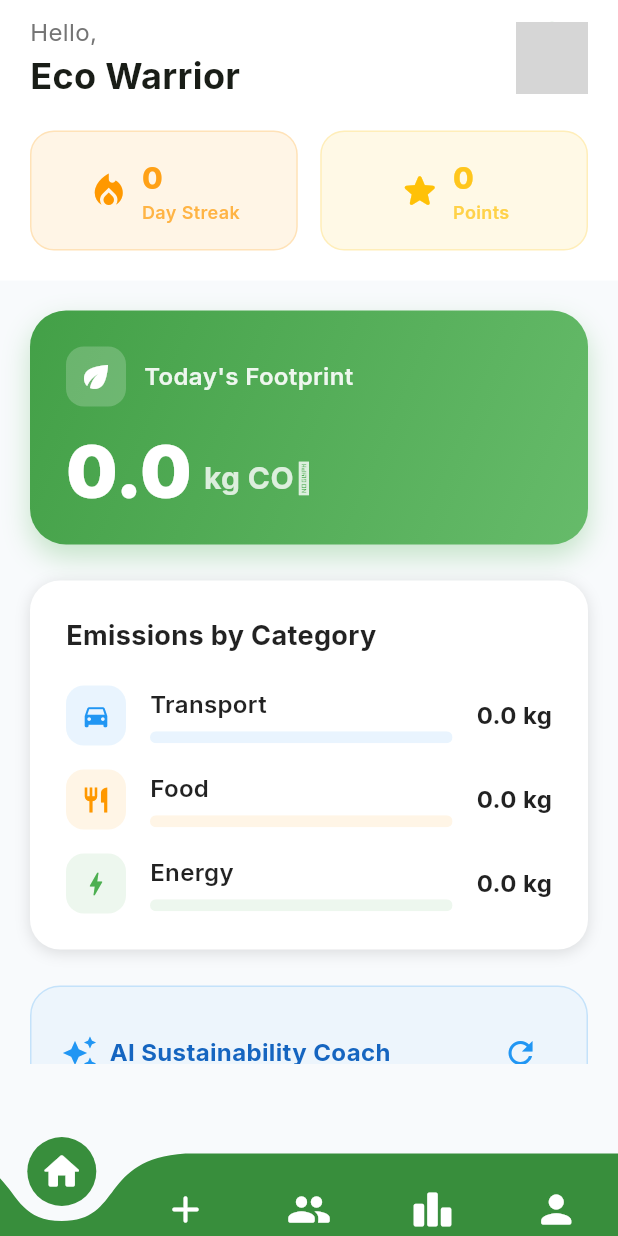
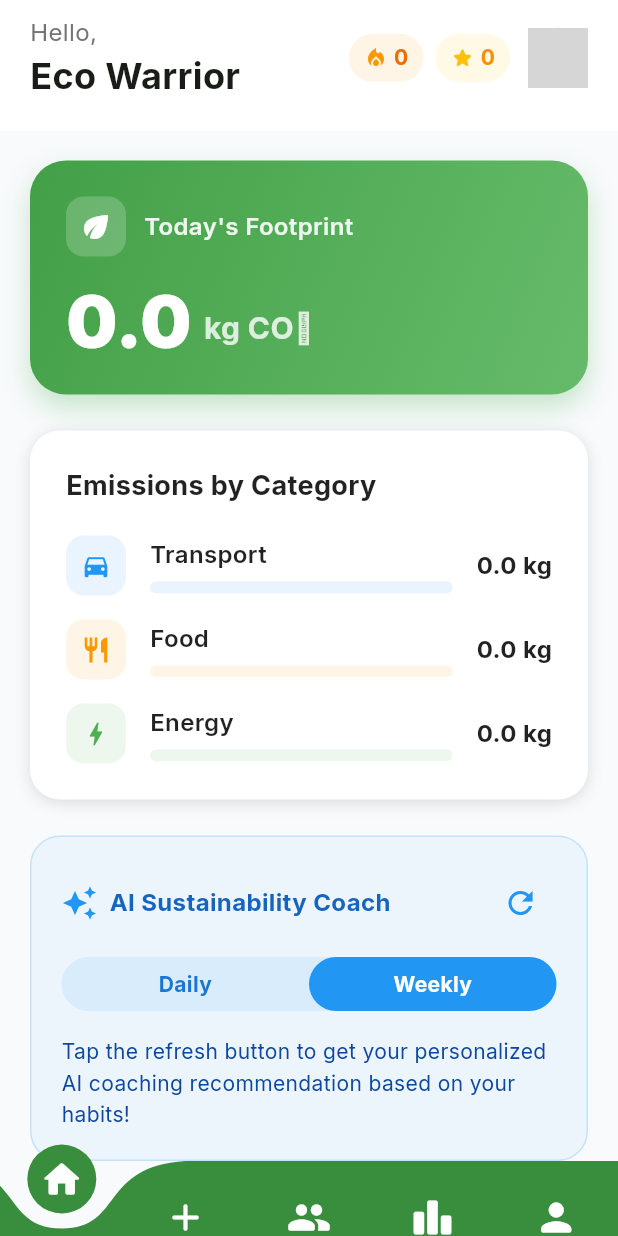
Before and after one commit to Minniefo/co2-footprint-tracker, a Flutter app: the HomeScreen screen opened directly, on a phone screen of 412 x 824 dp. Run offline on Flutter 3.47's test engine with Material 3 defaults, Android fonts, the phone set to English and light mode, and no system bars; drawn by our look-alikes of curved_navigation_bar; our stand-ins replace cloud_firestore, firebase_auth, firebase_core, firebase_storage, flutter_dotenv, flutter_map and 5 more; accounts and stored records are empty; network calls fail; grey boxes are pictures that could not be loaded.

Commit message:
Fixed the bottom navbar allignment issues.

```diff
--- a/co2_footprint_tracker/lib/screens/activity/add_activity_screen.dart
+++ b/co2_footprint_tracker/lib/screens/activity/add_activity_screen.dart
@@ -190,7 +190,7 @@ class _TransportActivityFormState extends ConsumerState<TransportActivityForm> {
         final impact = calc.getImpactLevel(currentCo2);
 
         return SingleChildScrollView(
-          padding: const EdgeInsets.all(20.0),
+          padding: const EdgeInsets.fromLTRB(20, 20, 20, 80),
           child: Form(
             key: _formKey,
             child: Column(
@@ -510,7 +510,7 @@ class _FoodActivityFormState extends ConsumerState<FoodActivityForm> {
         final impact = calc.getImpactLevel(currentCo2);
 
         return Padding(
-          padding: const EdgeInsets.all(20.0),
+          padding: const EdgeInsets.fromLTRB(20, 20, 20, 80),
           child: Form(
             key: _formKey,
             child: Column(
@@ -673,7 +673,7 @@ class _EnergyActivityFormState extends ConsumerState<EnergyActivityForm> {
         final impact = calc.getImpactLevel(currentCo2);
 
         return Padding(
-          padding: const EdgeInsets.all(20.0),
+          padding: const EdgeInsets.fromLTRB(20, 20, 20, 80),
           child: Form(
             key: _formKey,
             child: Column(
--- a/co2_footprint_tracker/lib/screens/community/community_screen.dart
+++ b/co2_footprint_tracker/lib/screens/community/community_screen.dart
@@ -82,7 +82,7 @@ class _CommunityScreenState extends ConsumerState<CommunityScreen> {
             onRefresh: _refresh,
             child: ListView.builder(
               controller: _scrollController,
-              padding: const EdgeInsets.symmetric(vertical: 12),
+              padding: const EdgeInsets.only(top: 12, bottom: 80),
               itemCount: feed.posts.length + (feed.isLoadingMore ? 1 : 0),
               itemBuilder: (context, index) {
                 if (index == feed.posts.length) {
--- a/co2_footprint_tracker/lib/screens/home/home_screen.dart
+++ b/co2_footprint_tracker/lib/screens/home/home_screen.dart
@@ -40,16 +40,13 @@ class _HomeScreenState extends ConsumerState<HomeScreen> {
     return Scaffold(
       backgroundColor: const Color(0xFFF8FAFC),
       extendBody: true, // Important for the curved bar to show background properly
-      body: Padding(
-        padding: const EdgeInsets.only(bottom: 60),
-        child: IndexedStack(
+      body: IndexedStack(
         index: currentIndex,
         children: _screens,
       ),
-      ),
       bottomNavigationBar: CurvedNavigationBar(
         index: currentIndex,
-        height: 55,
+        height: 50,
         items: const [
           Icon(Icons.home_rounded, size: 30, color: Colors.white),
           Icon(Icons.add_rounded, size: 30, color: Colors.white),
@@ -121,6 +118,7 @@ class HomeDashboard extends ConsumerWidget {
               final streak = userModel?.streak ?? 0;
 
               return SingleChildScrollView(
+                padding: const EdgeInsets.only(bottom: 80), // To ensure content doesn't get lost under the 50px curved nav bar
                 child: Column(
                   children: [
                     // 1. Header
@@ -147,6 +145,41 @@ class HomeDashboard extends ConsumerWidget {
                                   ],
                                 ),
                               ),
+                              Row(
+                                children: [
+                                  GestureDetector(
+                                    onTap: () => Navigator.push(context, MaterialPageRoute(builder: (_) => const GamificationScreen())),
+                                    child: Row(
+                                      children: [
+                                        // Streak Chip
+                                        Container(
+                                          padding: const EdgeInsets.symmetric(horizontal: 10, vertical: 6),
+                                          decoration: BoxDecoration(color: Colors.orange.withValues(alpha: 0.1), borderRadius: BorderRadius.circular(20)),
+                                          child: Row(
+                                            children: [
+                                              const Icon(Icons.local_fire_department, color: Colors.orange, size: 16),
+                                              const SizedBox(width: 4),
+                                              Text(streak.toString(), style: GoogleFonts.inter(fontWeight: FontWeight.bold, color: Colors.orange.shade800)),
+                                            ],
+                                          ),
+                                        ),
+                                        const SizedBox(width: 8),
+                                        // Points Chip
+                                        Container(
+                                          padding: const EdgeInsets.symmetric(horizontal: 10, vertical: 6),
+                                          decoration: BoxDecoration(color: Colors.amber.withValues(alpha: 0.1), borderRadius: BorderRadius.circular(20)),
+                                          child: Row(
+                                            children: [
+                                              const Icon(Icons.star_rounded, color: Colors.amber, size: 16),
+                                              const SizedBox(width: 4),
+                                              Text(points.toString(), style: GoogleFonts.inter(fontWeight: FontWeight.bold, color: Colors.amber.shade800)),
+                                            ],
+                                          ),
+                                        ),
+                                      ],
+                                    ),
+                                  ),
+                                  const SizedBox(width: 12),
                                   PopupMenuButton<String>(
                                     onSelected: (val) async {
                                       if (val == 'logout') {
@@ -169,7 +202,7 @@ class HomeDashboard extends ConsumerWidget {
                                       ),
                                     ],
                                     child: CircleAvatar(
-                                  radius: 24,
+                                      radius: 20,
                                       backgroundColor: Colors.green.shade100,
                                       backgroundImage: userModel?.photoUrl != null ? NetworkImage(userModel!.photoUrl!) : null,
                                       child: userModel?.photoUrl == null
@@ -179,26 +212,7 @@ class HomeDashboard extends ConsumerWidget {
                                   ),
                                 ],
                               ),
-                          const SizedBox(height: 20),
-                          GestureDetector(
-                            onTap: () => Navigator.push(context, MaterialPageRoute(builder: (_) => const GamificationScreen())),
-                            child: Row(
-                              children: [
-                                Expanded(child: _buildHeaderMetricCard(
-                                  icon: Icons.local_fire_department,
-                                  color: Colors.orange,
-                                  value: streak.toString(),
-                                  label: 'Day Streak',
-                                )),
-                                const SizedBox(width: 15),
-                                Expanded(child: _buildHeaderMetricCard(
-                                  icon: Icons.star_rounded,
-                                  color: Colors.amber,
-                                  value: points.toString(),
-                                  label: 'Points',
-                                )),
                             ],
-                            ),
                           ),
                         ],
                       ),
@@ -227,50 +241,6 @@ class HomeDashboard extends ConsumerWidget {
   }
 
   // --- UI Components ---
-
-  Widget _buildHeaderMetricCard({
-    required IconData icon,
-    required Color color,
-    required String value,
-    required String label,
-  }) {
-    return Container(
-      padding: const EdgeInsets.symmetric(vertical: 16, horizontal: 12),
-      decoration: BoxDecoration(
-        color: color.withValues(alpha: 0.1),
-        borderRadius: BorderRadius.circular(16),
-        border: Border.all(color: color.withValues(alpha: 0.2)),
-      ),
-      child: Row(
-        mainAxisAlignment: MainAxisAlignment.center,
-        children: [
-          Icon(icon, color: color, size: 28),
-          const SizedBox(width: 8),
-          Column(
-            crossAxisAlignment: CrossAxisAlignment.start,
-            children: [
-              Text(
-                value,
-                style: GoogleFonts.inter(
-                  fontSize: 20,
-                  fontWeight: FontWeight.w800,
-                  color: color.withValues(alpha: 0.9),
-                ),
-              ),
-              Text(
-                label,
-                style: GoogleFonts.inter(
-                  fontSize: 12,
-                  fontWeight: FontWeight.w600,
-                  color: color.withValues(alpha: 0.7),
-                ),
-              ),
-            ],
-          ),
-        ],
-      ),
-    );
-  }
 
   Widget _buildMainFootprintCard(double todayFootprint) {
     return Container(
--- a/co2_footprint_tracker/lib/screens/leaderboard_screen.dart
+++ b/co2_footprint_tracker/lib/screens/leaderboard_screen.dart
@@ -123,7 +123,7 @@ class _LeaderboardScreenState extends ConsumerState<LeaderboardScreen> {
                     ),
                   ),
 
-                  const SizedBox(height: 32),
+                  const SizedBox(height: 80),
                 ],
               ),
             ),
--- a/co2_footprint_tracker/lib/screens/profile_screen.dart
+++ b/co2_footprint_tracker/lib/screens/profile_screen.dart
@@ -151,7 +151,7 @@ class ProfileScreen extends ConsumerWidget {
                     ),
                   ),
                 ),
-                const SizedBox(height: 32),
+                const SizedBox(height: 80),
               ],
             ),
           );
```
Lines whose indentation alone changed are shown as unchanged.
